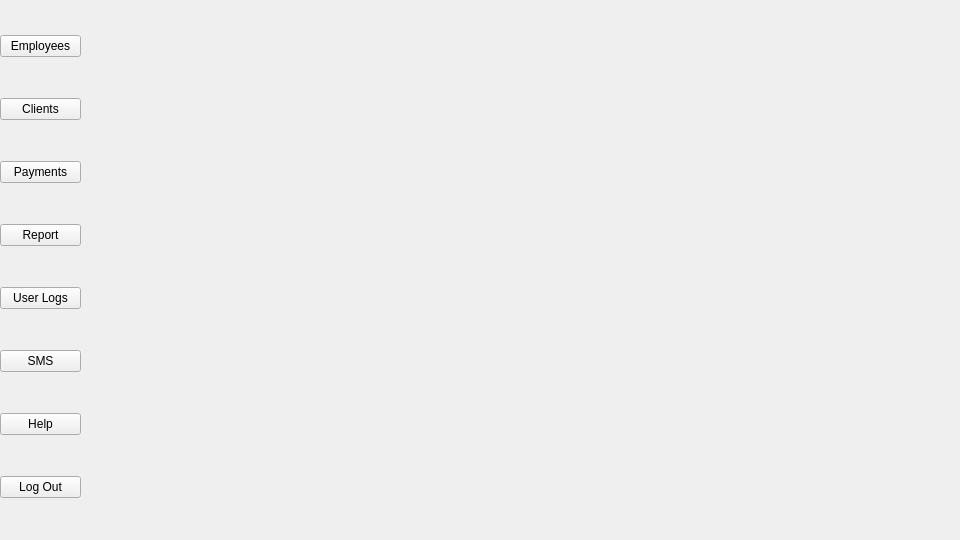
Qt form qt/adminhome.ui (e-zeks/softeng) before a commit.
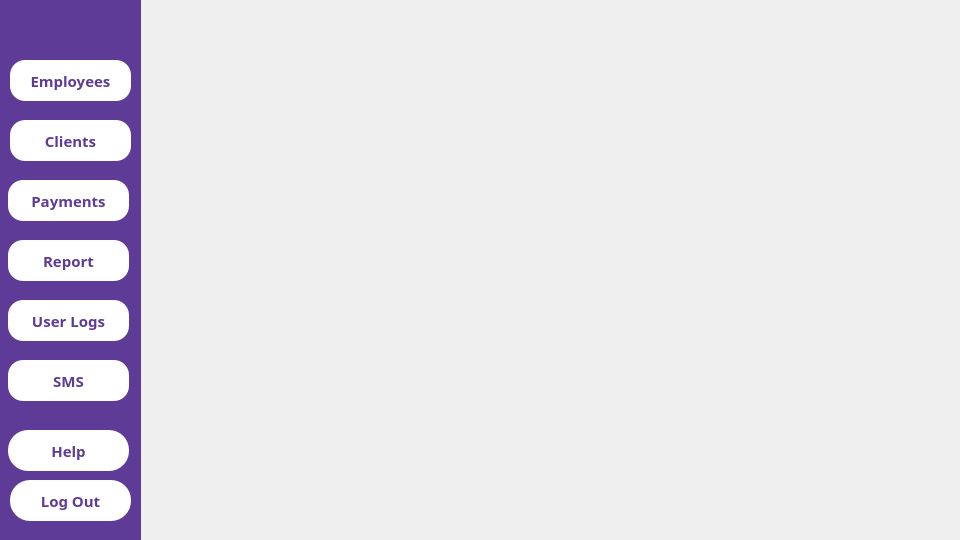
The same form after that commit. Icons and pictures are not drawn.

```diff
--- a/qt/adminhome.ui
+++ b/qt/adminhome.ui
@@ -10,78 +10,327 @@
     <height>540</height>
    </rect>
   </property>
+  <property name="font">
+   <font>
+    <family>Arial Black</family>
+    <bold>true</bold>
+   </font>
+  </property>
   <property name="windowTitle">
    <string>MainWindow</string>
   </property>
   <widget class="QWidget" name="centralwidget">
-   <widget class="QWidget" name="verticalLayoutWidget">
+   <widget class="QPushButton" name="employees">
+    <property name="geometry">
+     <rect>
+      <x>10</x>
+      <y>60</y>
+      <width>121</width>
+      <height>41</height>
+     </rect>
+    </property>
+    <property name="font">
+     <font>
+      <family>Arial Black</family>
+      <pointsize>11</pointsize>
+      <bold>true</bold>
+     </font>
+    </property>
+    <property name="styleSheet">
+     <string notr="true">QPushButton
+{
+background-color:white ;
+color:#5e3b96;
+ border-radius:15px;
+}</string>
+    </property>
+    <property name="text">
+     <string>Employees</string>
+    </property>
+   </widget>
+   <widget class="QPushButton" name="clients">
+    <property name="geometry">
+     <rect>
+      <x>10</x>
+      <y>120</y>
+      <width>121</width>
+      <height>41</height>
+     </rect>
+    </property>
+    <property name="font">
+     <font>
+      <family>Arial Black</family>
+      <pointsize>11</pointsize>
+      <bold>true</bold>
+     </font>
+    </property>
+    <property name="styleSheet">
+     <string notr="true">QPushButton
+{
+background-color:white ;
+color:#5e3b96;
+ border-radius:15px;
+}</string>
+    </property>
+    <property name="text">
+     <string>Clients</string>
+    </property>
+   </widget>
+   <widget class="QPushButton" name="payments">
+    <property name="geometry">
+     <rect>
+      <x>8</x>
+      <y>180</y>
+      <width>121</width>
+      <height>41</height>
+     </rect>
+    </property>
+    <property name="font">
+     <font>
+      <family>Arial Black</family>
+      <pointsize>11</pointsize>
+      <bold>true</bold>
+     </font>
+    </property>
+    <property name="styleSheet">
+     <string notr="true">QPushButton
+{
+background-color:white ;
+color:#5e3b96;
+ border-radius:15px;
+}</string>
+    </property>
+    <property name="text">
+     <string>Payments</string>
+    </property>
+   </widget>
+   <widget class="QPushButton" name="report">
+    <property name="geometry">
+     <rect>
+      <x>8</x>
+      <y>240</y>
+      <width>121</width>
+      <height>41</height>
+     </rect>
+    </property>
+    <property name="font">
+     <font>
+      <family>Arial Black</family>
+      <pointsize>11</pointsize>
+      <bold>true</bold>
+     </font>
+    </property>
+    <property name="styleSheet">
+     <string notr="true">QPushButton
+{
+background-color:white ;
+color:#5e3b96;
+ border-radius:15px;
+}</string>
+    </property>
+    <property name="text">
+     <string>Report</string>
+    </property>
+   </widget>
+   <widget class="QPushButton" name="user_logs">
+    <property name="geometry">
+     <rect>
+      <x>8</x>
+      <y>300</y>
+      <width>121</width>
+      <height>41</height>
+     </rect>
+    </property>
+    <property name="font">
+     <font>
+      <family>Arial Black</family>
+      <pointsize>11</pointsize>
+      <bold>true</bold>
+     </font>
+    </property>
+    <property name="styleSheet">
+     <string notr="true">QPushButton
+{
+background-color:white ;
+color:#5e3b96;
+ border-radius:15px;
+}</string>
+    </property>
+    <property name="text">
+     <string>User Logs</string>
+    </property>
+   </widget>
+   <widget class="QPushButton" name="SMS">
+    <property name="geometry">
+     <rect>
+      <x>8</x>
+      <y>360</y>
+      <width>121</width>
+      <height>41</height>
+     </rect>
+    </property>
+    <property name="font">
+     <font>
+      <family>Arial Black</family>
+      <pointsize>11</pointsize>
+      <bold>true</bold>
+     </font>
+    </property>
+    <property name="styleSheet">
+     <string notr="true">QPushButton
+{
+background-color:white ;
+color:#5e3b96;
+ border-radius:15px;
+}</string>
+    </property>
+    <property name="text">
+     <string>SMS</string>
+    </property>
+   </widget>
+   <widget class="QPushButton" name="help">
+    <property name="geometry">
+     <rect>
+      <x>8</x>
+      <y>430</y>
+      <width>121</width>
+      <height>41</height>
+     </rect>
+    </property>
+    <property name="font">
+     <font>
+      <family>Arial Black</family>
+      <pointsize>11</pointsize>
+      <bold>true</bold>
+     </font>
+    </property>
+    <property name="styleSheet">
+     <string notr="true">QPushButton
+{
+background-color:white ;
+color:#5e3b96;
+ border-radius:20px;
+}</string>
+    </property>
+    <property name="text">
+     <string>Help</string>
+    </property>
+   </widget>
+   <widget class="QPushButton" name="log_out">
+    <property name="geometry">
+     <rect>
+      <x>10</x>
+      <y>480</y>
+      <width>121</width>
+      <height>41</height>
+     </rect>
+    </property>
+    <property name="font">
+     <font>
+      <family>Arial Black</family>
+      <pointsize>11</pointsize>
+      <bold>true</bold>
+     </font>
+    </property>
+    <property name="styleSheet">
+     <string notr="true">QPushButton
+{
+background-color:white ;
+color:#5e3b96;
+ border-radius:20px;
+}</string>
+    </property>
+    <property name="text">
+     <string>Log Out</string>
+    </property>
+   </widget>
+   <widget class="QLabel" name="BGviolet">
     <property name="geometry">
      <rect>
       <x>0</x>
       <y>0</y>
-      <width>81</width>
+      <width>141</width>
       <height>541</height>
      </rect>
     </property>
-    <layout class="QVBoxLayout" name="verticalLayout">
-     <item>
-      <widget class="QPushButton" name="employees">
-       <property name="text">
-        <string>Employees</string>
-       </property>
-      </widget>
-     </item>
-     <item>
-      <widget class="QPushButton" name="clients">
-       <property name="text">
-        <string>Clients</string>
-       </property>
-      </widget>
-     </item>
-     <item>
-      <widget class="QPushButton" name="payments">
-       <property name="text">
-        <string>Payments</string>
-       </property>
-      </widget>
-     </item>
-     <item>
-      <widget class="QPushButton" name="report">
-       <property name="text">
-        <string>Report</string>
-       </property>
-      </widget>
-     </item>
-     <item>
-      <widget class="QPushButton" name="user_logs">
-       <property name="text">
-        <string>User Logs</string>
-       </property>
-      </widget>
-     </item>
-     <item>
-      <widget class="QPushButton" name="SMS">
-       <property name="text">
-        <string>SMS</string>
-       </property>
-      </widget>
-     </item>
-     <item>
-      <widget class="QPushButton" name="help">
-       <property name="text">
-        <string>Help</string>
-       </property>
-      </widget>
-     </item>
-     <item>
-      <widget class="QPushButton" name="log_out">
-       <property name="text">
-        <string>Log Out</string>
-       </property>
-      </widget>
-     </item>
-    </layout>
+    <property name="styleSheet">
+     <string notr="true">QLabel
+{
+background: #5e3b96;
+}</string>
+    </property>
+    <property name="text">
+     <string/>
+    </property>
    </widget>
+   <widget class="QLabel" name="label_12">
+    <property name="geometry">
+     <rect>
+      <x>0</x>
+      <y>0</y>
+      <width>141</width>
+      <height>41</height>
+     </rect>
+    </property>
+    <property name="text">
+     <string/>
+    </property>
+    <property name="pixmap">
+     <pixmap>../logos/logog.jpg</pixmap>
+    </property>
+    <property name="scaledContents">
+     <bool>true</bool>
+    </property>
+   </widget>
+   <widget class="QLabel" name="logo">
+    <property name="geometry">
+     <rect>
+      <x>240</x>
+      <y>150</y>
+      <width>621</width>
+      <height>171</height>
+     </rect>
+    </property>
+    <property name="font">
+     <font>
+      <family>Arial Black</family>
+      <pointsize>16</pointsize>
+      <bold>true</bold>
+     </font>
+    </property>
+    <property name="styleSheet">
+     <string notr="true">QLabel
+{
+background-url:&quot;C:\Users\JC\Desktop\SOFT ENG\assets\Anytime_Fitness_logo.png&quot;;
+}</string>
+    </property>
+    <property name="text">
+     <string/>
+    </property>
+    <property name="pixmap">
+     <pixmap>../logos/Anytime_Fitness_logo.png</pixmap>
+    </property>
+    <property name="scaledContents">
+     <bool>false</bool>
+    </property>
+    <property name="alignment">
+     <set>Qt::AlignmentFlag::AlignCenter</set>
+    </property>
+    <property name="wordWrap">
+     <bool>false</bool>
+    </property>
+   </widget>
+   <zorder>BGviolet</zorder>
+   <zorder>employees</zorder>
+   <zorder>clients</zorder>
+   <zorder>payments</zorder>
+   <zorder>report</zorder>
+   <zorder>user_logs</zorder>
+   <zorder>SMS</zorder>
+   <zorder>help</zorder>
+   <zorder>log_out</zorder>
+   <zorder>label_12</zorder>
+   <zorder>logo</zorder>
   </widget>
  </widget>
  <resources/>
```
